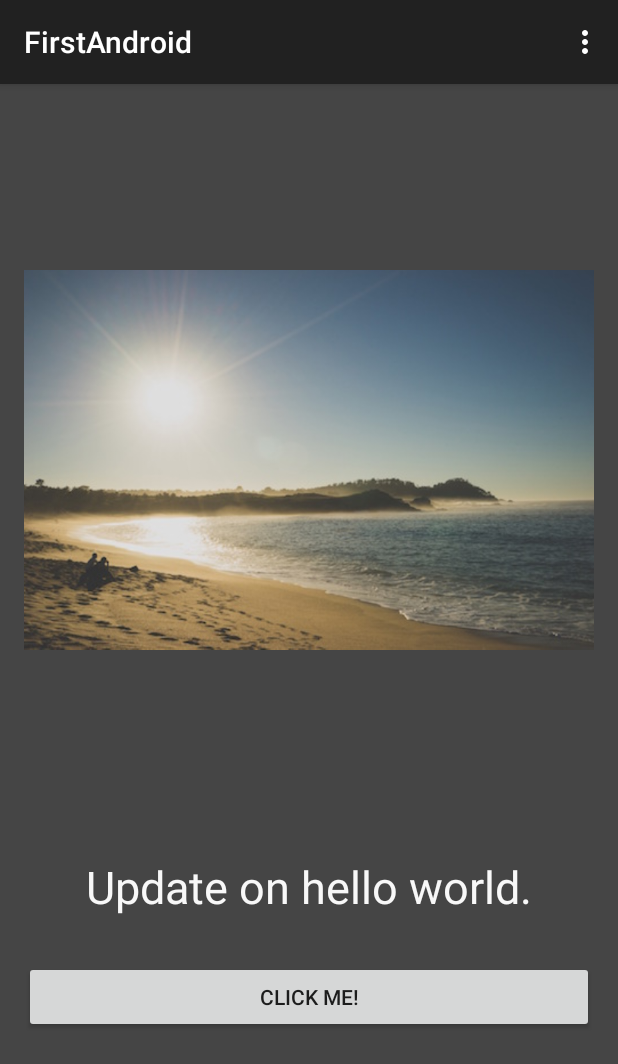
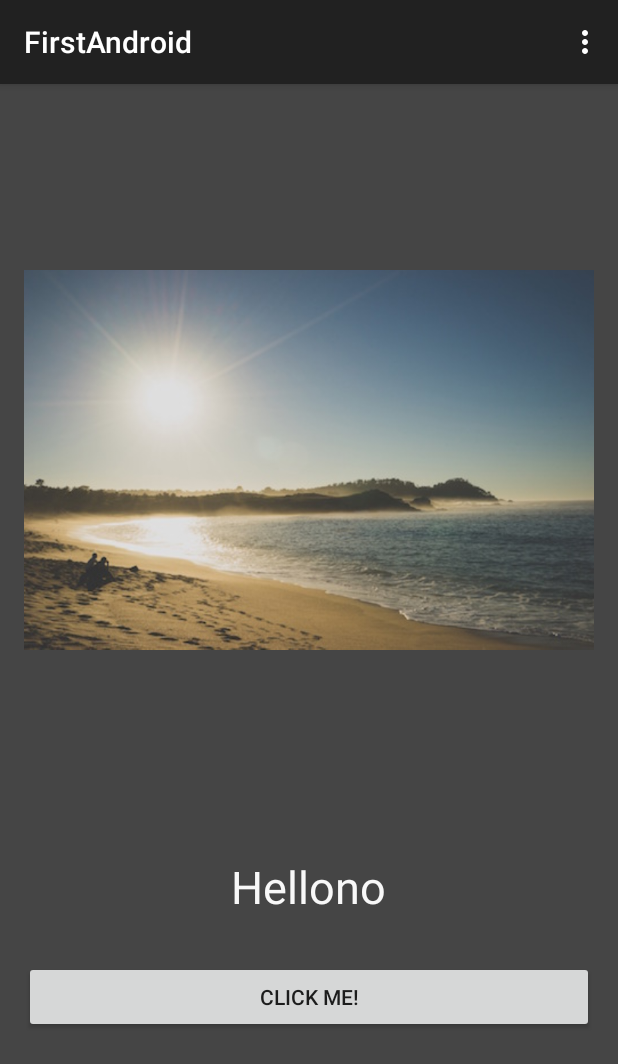
Before and after one commit to armno/firstandroidapp, an Android app: the screen it shows after launch (MainActivity), after a tap on "CLICK ME!", on a phone screen of 412 x 824 dp. Shown: the top 1064 px of the screen. Run offline under Robolectric (Android 15) with nearby library versions, the phone set to English and light mode, and no system bars.

Commit message:
make the button generates random (prefined) text

```diff
--- a/app/src/main/java/de/buzzwoo/firstandroid/MainActivity.java
+++ b/app/src/main/java/de/buzzwoo/firstandroid/MainActivity.java
@@ -15,12 +15,20 @@ public class MainActivity extends ActionBarActivity {
         super.onCreate(savedInstanceState);
         setContentView(R.layout.activity_main);
 
+        final String[] myNames = {
+            "Armno",
+            "Prommarak",
+            "Hellono",
+            "Generator"
+        };
+
         final TextView textLabel = (TextView) findViewById(R.id.helloWorld);
         Button pushMe = (Button) findViewById(R.id.button);
         pushMe.setOnClickListener(new View.OnClickListener() {
             @Override
             public void onClick(View v) {
-                textLabel.setText("Update on hello world.");
+                final int rando = (int) (Math.random() * 4);
+                textLabel.setText(myNames[rando]);
             }
         });
 
```
